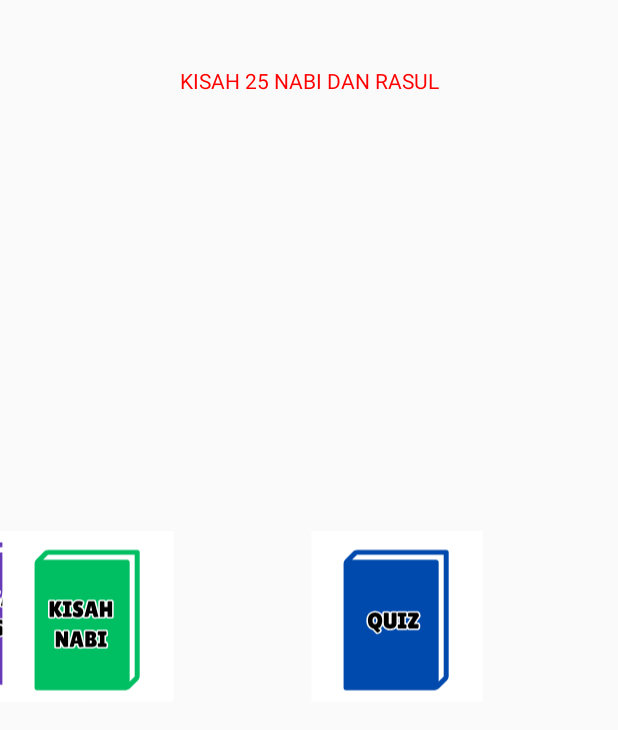
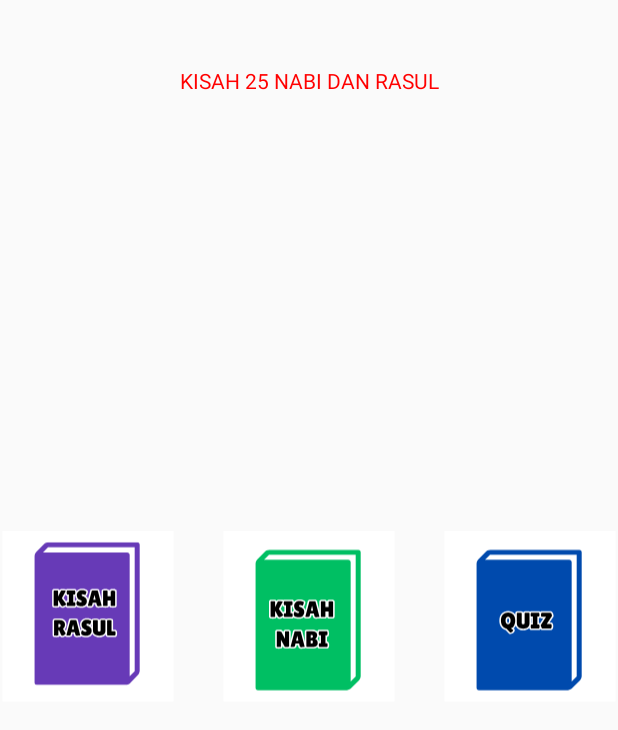
Before and after one commit to Yoake67/KisahNabi, an Android app: the layout activity_main.xml on its own in the app's theme, with its tools: preview values and no code run, on a phone screen of 412 x 824 dp. Shown: the top 730 px of the screen. Run offline under Robolectric (Android 15) with nearby library versions, the phone set to English and light mode, and no system bars; Roboto replaces fonts that are not available here.

Commit message:
menampilkan tmapilan utama begitu aplikasi dibuka

```diff
--- a/app/src/main/AndroidManifest.xml
+++ b/app/src/main/AndroidManifest.xml
@@ -24,18 +24,19 @@
         <activity
             android:name=".MainActivity_Quiz"
             android:exported="false" />
+
         <activity
             android:name=".KisahNabi"
+            android:exported="false" />
+
+        <activity
+            android:name=".MainActivity"
             android:exported="true">
             <intent-filter>
                 <action android:name="android.intent.action.MAIN" />
-
                 <category android:name="android.intent.category.LAUNCHER" />
             </intent-filter>
         </activity>
-        <activity
-            android:name=".MainActivity"
-            android:exported="false" />
 
         <meta-data
             android:name="preloaded_fonts"
--- a/app/src/main/res/layout/activity_main.xml
+++ b/app/src/main/res/layout/activity_main.xml
@@ -12,7 +12,6 @@
         android:layout_width="117dp"
         android:layout_height="118dp"
         app:layout_constraintBottom_toBottomOf="parent"
-        app:layout_constraintEnd_toStartOf="@+id/my_image_view"
         app:layout_constraintStart_toStartOf="parent"
         app:layout_constraintTop_toTopOf="parent"
         app:srcCompat="@drawable/ic_kisahrasul" />
@@ -21,10 +20,9 @@
         android:id="@+id/imageView2_quiz"
         android:layout_width="117dp"
         android:layout_height="118dp"
-        app:layout_constraintBottom_toBottomOf="@+id/imageView_kisaharasul"
+        app:layout_constraintBottom_toBottomOf="@+id/my_image_view"
         app:layout_constraintEnd_toEndOf="parent"
-        app:layout_constraintStart_toEndOf="@+id/my_image_view"
-        app:layout_constraintTop_toTopOf="@+id/imageView_kisaharasul"
+        app:layout_constraintTop_toTopOf="@+id/my_image_view"
         app:srcCompat="@drawable/ic_quiz" />
 
     <ImageView
@@ -33,8 +31,9 @@
         android:layout_height="118dp"
         android:src="@drawable/ic_kisahnabi"
         app:layout_constraintBottom_toBottomOf="@+id/imageView_kisaharasul"
-        app:layout_constraintTop_toTopOf="@+id/imageView_kisaharasul"
-        tools:layout_editor_absoluteX="152dp" />
+        app:layout_constraintEnd_toStartOf="@+id/imageView2_quiz"
+        app:layout_constraintStart_toEndOf="@+id/imageView_kisaharasul"
+        app:layout_constraintTop_toTopOf="@+id/imageView_kisaharasul" />
 
     <TextView
         android:id="@+id/teks_atas"
```
